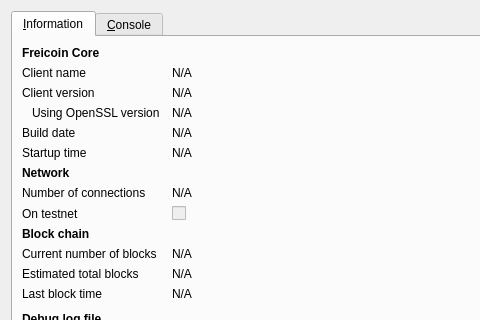
Before: the Qt Designer form src/qt/forms/rpcconsole.ui in invisibles/invisibles, drawn with Qt 5; both pictures show x 0 to 480 and y 0 to 320 of the 740 by 450 pixel window.
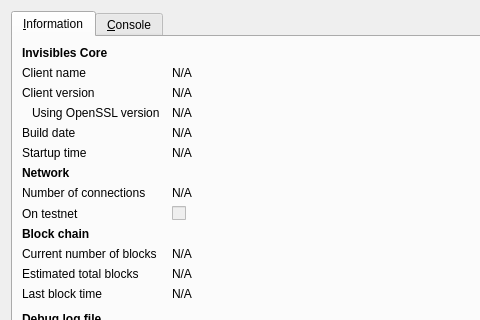
After: the same form once the commit is applied. Icons and pictures are not drawn.

Commit message: Modifying names from original to Invisibles

Diff of the .ui file:
```diff
--- a/src/qt/forms/rpcconsole.ui
+++ b/src/qt/forms/rpcconsole.ui
@@ -36,7 +36,7 @@
           </font>
          </property>
          <property name="text">
-          <string>Freicoin Core</string>
+          <string>Invisibles Core</string>
          </property>
         </widget>
        </item>
```
Left out of the diff: 10 changed lines with no effect on the pictures. The commit also changes 217 other files.
